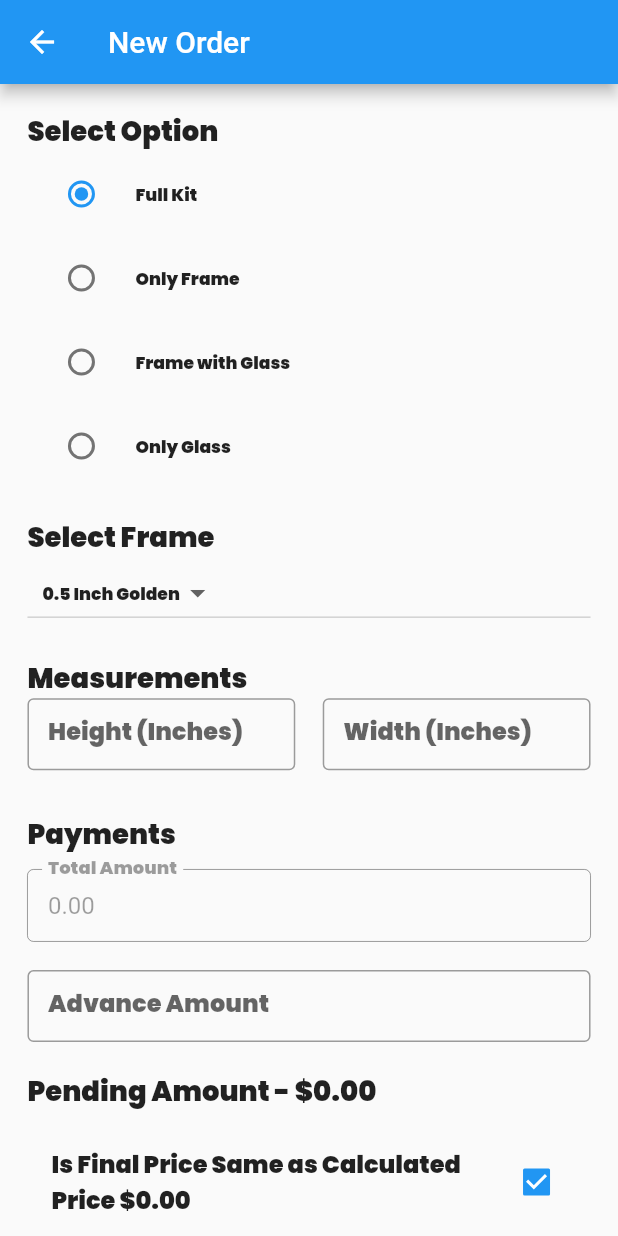
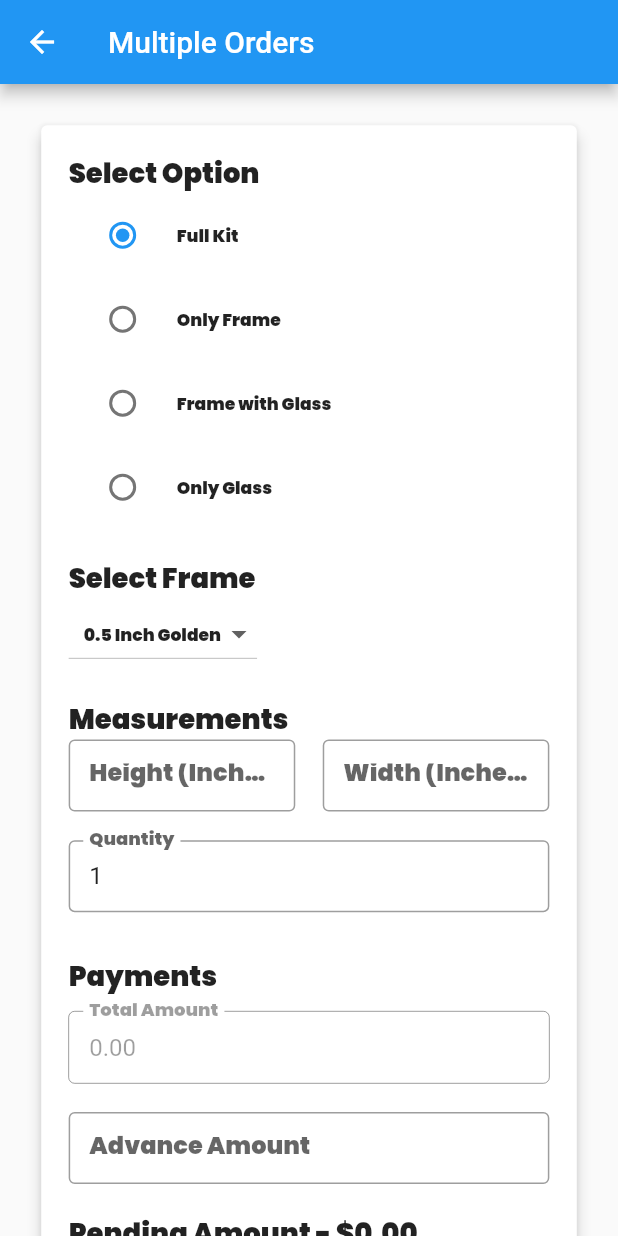
Before and after one commit to amiruddin1/Five_Star_Photo_Frame, a Flutter app: the screen it shows after launch, after a tap on "New Order", on a phone screen of 412 x 824 dp. Run offline on Flutter 3.47's test engine with Material 2 defaults, Android fonts, the phone set to English and light mode, and no system bars; our stand-ins replace flutter_screenutil.

Commit message:
Made Changes in Order Page

```diff
--- a/lib/Screens/Home_Screen.dart
+++ b/lib/Screens/Home_Screen.dart
@@ -15,7 +15,7 @@ class HomeScreen extends StatelessWidget {
 
     // List of box names with unique labels, corresponding routes, and icons
     final List<Map<String, dynamic>> boxData = [
-      {'name': 'New Order', 'route': NewOrderPage(), 'icon': Icons.add_shopping_cart},
+      {'name': 'New Order', 'route': MultipleOrdersPage(), 'icon': Icons.add_shopping_cart},
       {'name': 'Lock Stock', 'route': LockStockPage(), 'icon': Icons.lock},
       {'name': 'Frame Stock', 'route': FrameStockPage(), 'icon': Icons.filter_frames},
       {'name': 'Photo Stock', 'route': PhotoStockPage(), 'icon': Icons.photo_library},
--- a/lib/Screens/New_Order/Dashboard.dart
+++ b/lib/Screens/New_Order/Dashboard.dart
@@ -1,12 +1,39 @@
 import 'package:flutter/material.dart';
 import 'package:flutter_screenutil/flutter_screenutil.dart';
 
-class NewOrderPage extends StatefulWidget {
-  @override
-  _NewOrderPageState createState() => _NewOrderPageState();
+void main() {
+  runApp(MyApp());
 }
 
-class _NewOrderPageState extends State<NewOrderPage> {
+class MyApp extends StatelessWidget {
+  @override
+  Widget build(BuildContext context) {
+    return ScreenUtilInit(
+      designSize: Size(360, 690),
+      builder: (context, child) {
+        return MaterialApp(
+          title: 'Flutter Demo',
+          theme: ThemeData(
+            primarySwatch: Colors.blue,
+            fontFamily: 'Poppins',
+          ),
+          home: MultipleOrdersPage(),
+        );
+      },
+    );
+  }
+}
+
+class SingleOrderWidget extends StatefulWidget {
+  final Function onRemove; // Callback to handle order removal
+
+  SingleOrderWidget({required this.onRemove});
+
+  @override
+  _SingleOrderWidgetState createState() => _SingleOrderWidgetState();
+}
+
+class _SingleOrderWidgetState extends State<SingleOrderWidget> {
   // Variables for radio button
   String _selectedOption = 'Full Kit';
 
@@ -22,6 +49,7 @@ class _NewOrderPageState extends State<NewOrderPage> {
   TextEditingController deliveryDateController = TextEditingController();
   TextEditingController finalPriceController = TextEditingController();
   TextEditingController totalAmountController = TextEditingController();
+  TextEditingController quantityController = TextEditingController(text: '1'); // Default quantity to 1
 
   // Variables for calculated fields
   double totalAmount = 0.0;
@@ -33,20 +61,18 @@ class _NewOrderPageState extends State<NewOrderPage> {
   @override
   void initState() {
     super.initState();
-    // Initialize the finalPriceController with pendingAmount when the checkbox is checked
     finalPriceController.text = pendingAmount.toStringAsFixed(2);
-    totalAmountController.text = totalAmount.toStringAsFixed(2); // Initialize total amount
+    totalAmountController.text = totalAmount.toStringAsFixed(2);
   }
 
   // Function to calculate total amount
   void calculateTotalAmount() {
-    // Assume a formula for total amount based on height and width
     double height = double.tryParse(heightController.text) ?? 0.0;
     double width = double.tryParse(widthController.text) ?? 0.0;
+    int quantity = int.tryParse(quantityController.text) ?? 1;
 
-    // Simple formula example: total = (height * width) * a factor
-    totalAmount = (height * width) * 10; // Replace '10' with the actual factor
-    totalAmountController.text = totalAmount.toStringAsFixed(2); // Update total amount
+    totalAmount = (height * width) * 10 * quantity; // Replace '10' with actual factor
+    totalAmountController.text = totalAmount.toStringAsFixed(2);
     calculatePendingAmount();
   }
 
@@ -55,7 +81,6 @@ class _NewOrderPageState extends State<NewOrderPage> {
     double advanceAmount = double.tryParse(advanceController.text) ?? 0.0;
     setState(() {
       pendingAmount = totalAmount - advanceAmount;
-      // Update final price if the checkbox is checked
       if (_isFinalPriceChecked) {
         finalPriceController.text = pendingAmount.toStringAsFixed(2);
       }
@@ -63,23 +88,22 @@ class _NewOrderPageState extends State<NewOrderPage> {
   }
 
   void _onSubmit() {
-    // Handle the submit action
     print('Submit clicked');
   }
 
   void _onCancel() {
-    // Handle the cancel action
     print('Cancel clicked');
   }
 
   @override
   Widget build(BuildContext context) {
-    return Scaffold(
-      appBar: AppBar(
-        title: Text('New Order'),
-      ),
-      body: ListView(
-        padding: EdgeInsets.all(16.0.w), // Add padding around the ListView
+    return Card(
+      margin: EdgeInsets.all(8.0.w),
+      elevation: 4,
+      child: Padding(
+        padding: EdgeInsets.all(16.0.w),
+        child: Column(
+          crossAxisAlignment: CrossAxisAlignment.start,
           children: [
             // Radio buttons for options
             Text(
@@ -136,8 +160,8 @@ class _NewOrderPageState extends State<NewOrderPage> {
                   ),
                 );
               }).toList(),
-            onChanged: _selectedOption == 'Only Glass' // Check if 'Only Glass' is selected
-                ? null // Disable dropdown
+              onChanged: _selectedOption == 'Only Glass'
+                  ? null
                   : (newValue) {
                 setState(() {
                   _selectedFrame = newValue!;
@@ -192,6 +216,22 @@ class _NewOrderPageState extends State<NewOrderPage> {
               ],
             ),
             SizedBox(height: 16.h),
+
+            // Quantity field
+            TextField(
+              controller: quantityController,
+              keyboardType: TextInputType.number,
+              decoration: InputDecoration(
+                labelText: 'Quantity',
+                labelStyle: TextStyle(fontFamily: 'Poppins'),
+                border: OutlineInputBorder(),
+                contentPadding: EdgeInsets.symmetric(horizontal: 12.w, vertical: 8.h),
+              ),
+              onChanged: (value) => calculateTotalAmount(),
+            ),
+            SizedBox(height: 16.h),
+
+            // Payment Fields
             Padding(
               padding: EdgeInsets.only(top: 10, bottom: 10),
               child: Text(
@@ -203,7 +243,6 @@ class _NewOrderPageState extends State<NewOrderPage> {
                 ),
               ),
             ),
-          // Total amount field (dynamically updated)
             TextField(
               controller: totalAmountController,
               decoration: InputDecoration(
@@ -216,7 +255,6 @@ class _NewOrderPageState extends State<NewOrderPage> {
             ),
             SizedBox(height: 16.h),
 
-          // Advance paid amount field
             TextField(
               controller: advanceController,
               keyboardType: TextInputType.number,
@@ -230,7 +268,6 @@ class _NewOrderPageState extends State<NewOrderPage> {
             ),
             SizedBox(height: 16.h),
 
-          // Pending amount label
             Text(
               'Pending Amount - \$${pendingAmount.toStringAsFixed(2)}',
               style: TextStyle(
@@ -251,18 +288,16 @@ class _NewOrderPageState extends State<NewOrderPage> {
               onChanged: (bool? value) {
                 setState(() {
                   _isFinalPriceChecked = value ?? true;
-                // If checked, set the final price to pending amount
                   if (_isFinalPriceChecked) {
                     finalPriceController.text = pendingAmount.toStringAsFixed(2);
                   } else {
-                  finalPriceController.clear(); // Clear the field if unchecked
+                    finalPriceController.clear();
                   }
                 });
               },
             ),
             SizedBox(height: 16.h),
 
-          // Final price field
             TextField(
               controller: finalPriceController,
               keyboardType: TextInputType.number,
@@ -272,38 +307,92 @@ class _NewOrderPageState extends State<NewOrderPage> {
                 border: OutlineInputBorder(),
                 contentPadding: EdgeInsets.symmetric(horizontal: 12.w, vertical: 8.h),
               ),
-            enabled: !_isFinalPriceChecked, // Disable editing when checkbox is checked
-            onChanged: (value) {
-              if (!_isFinalPriceChecked) {
-                // Update the state only if the checkbox is not checked
-                setState(() {
-                  finalPriceController.text = value;
-                });
-              }
-            },
+              enabled: !_isFinalPriceChecked,
             ),
             SizedBox(height: 16.h),
 
-          // Buttons for submit and cancel
+            // Submit and Cancel buttons
             Row(
               mainAxisAlignment: MainAxisAlignment.spaceEvenly,
               children: [
                 ElevatedButton(
                   onPressed: _onSubmit,
-                child: Text('Save this Product'),
+                  child: Text('Submit', style: TextStyle(fontFamily: 'Poppins')),
                   style: ElevatedButton.styleFrom(
-                  primary: Theme.of(context).primaryColor, // Use the primary color
+                    primary: Theme.of(context).primaryColor,
                     padding: EdgeInsets.symmetric(horizontal: 24.w, vertical: 12.h),
                   ),
                 ),
-              OutlinedButton(
+                ElevatedButton(
                   onPressed: _onCancel,
-                child: Text('Cancel'),
-                style: OutlinedButton.styleFrom(
+                  child: Text('Cancel', style: TextStyle(fontFamily: 'Poppins')),
+                  style: ElevatedButton.styleFrom(
+                    primary: Colors.red,
                     padding: EdgeInsets.symmetric(horizontal: 24.w, vertical: 12.h),
                   ),
                 ),
               ],
+            ),
+
+            // Remove button to delete this order widget
+            Align(
+              alignment: Alignment.centerRight,
+              child: IconButton(
+                icon: Icon(Icons.delete, color: Colors.red),
+                onPressed: () => widget.onRemove(),
+              ),
+            ),
+          ],
+        ),
+      ),
+    );
+  }
+}
+
+class MultipleOrdersPage extends StatefulWidget {
+  @override
+  _MultipleOrdersPageState createState() => _MultipleOrdersPageState();
+}
+
+class _MultipleOrdersPageState extends State<MultipleOrdersPage> {
+  List<Widget> _orders = [];
+
+  @override
+  void initState() {
+    super.initState();
+    _addOrder(); // Initialize with one order by default
+  }
+
+  void _addOrder() {
+    setState(() {
+      _orders.add(SingleOrderWidget(
+        onRemove: () {
+          setState(() {
+            _orders.removeLast(); // Remove the last added order
+          });
+        },
+      ));
+    });
+  }
+
+  @override
+  Widget build(BuildContext context) {
+    return Scaffold(
+      appBar: AppBar(
+        title: Text('Multiple Orders'),
+      ),
+      body: ListView(
+        padding: EdgeInsets.all(16.0.w),
+        children: [
+          ..._orders,
+          SizedBox(height: 16.h),
+          ElevatedButton(
+            onPressed: _addOrder,
+            child: Text('Add Another Order'),
+            style: ElevatedButton.styleFrom(
+              primary: Theme.of(context).primaryColor,
+              padding: EdgeInsets.symmetric(horizontal: 24.w, vertical: 12.h),
+            ),
           ),
         ],
       ),
```
Lines whose indentation alone changed are shown as unchanged.
